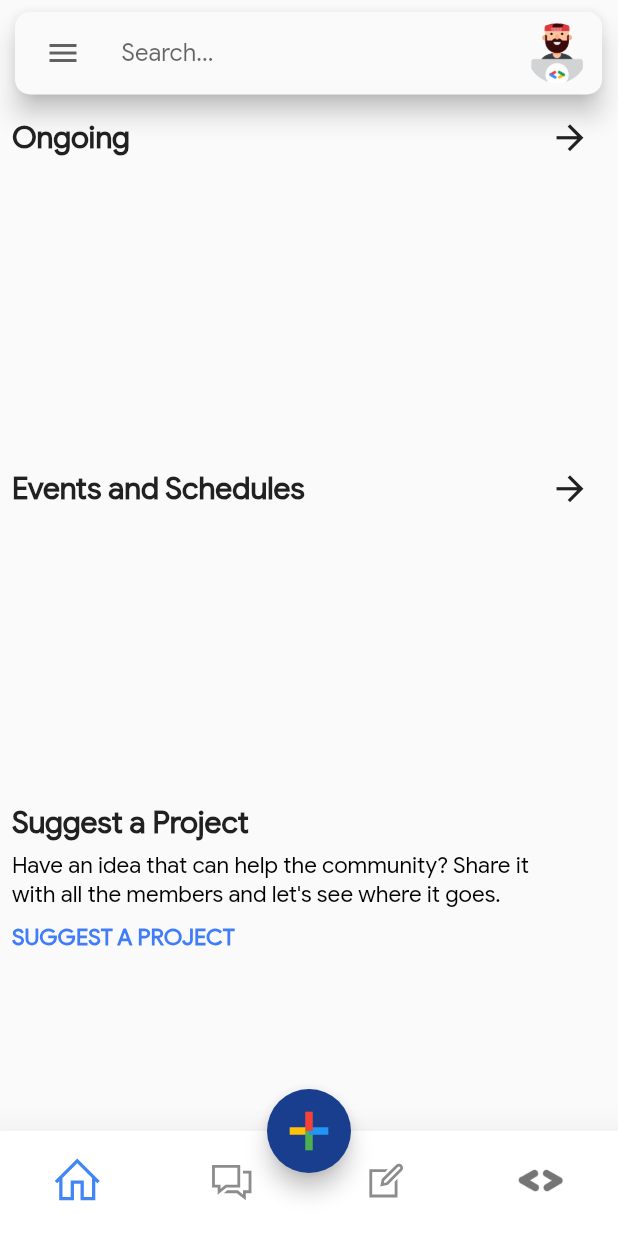
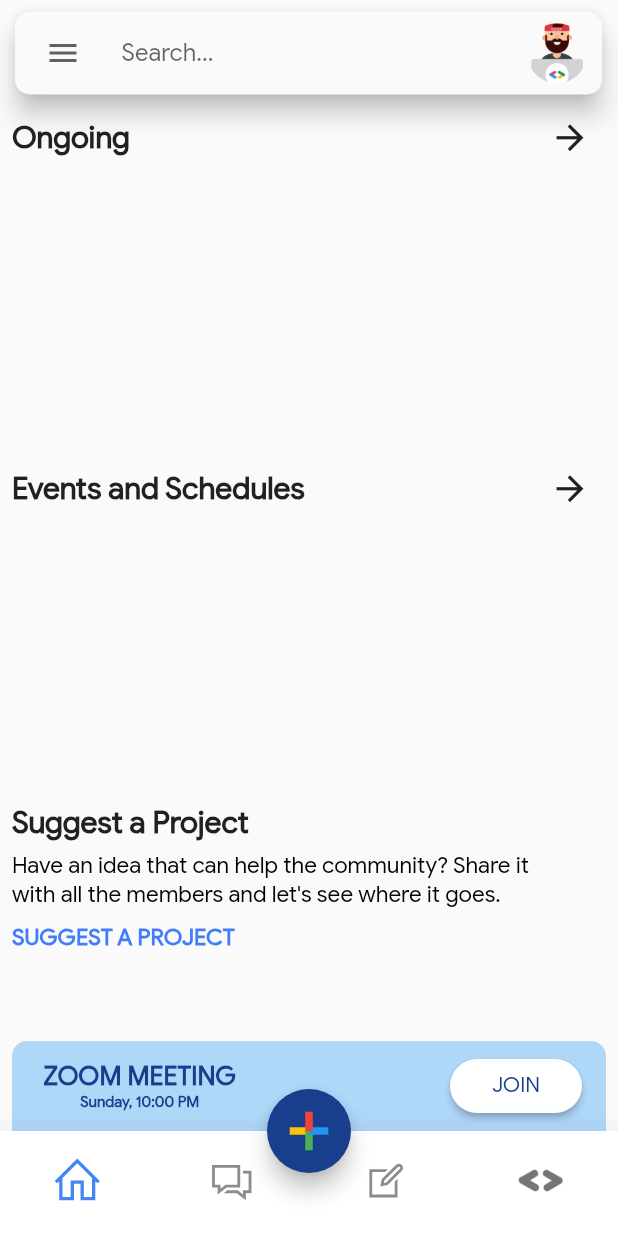
Before and after one commit to GDSC-KIIT/DSCKIIT-APP, a Flutter app: the HomePage screen opened directly, on a phone screen of 412 x 824 dp. Run offline on Flutter 3.47's test engine with Material 2 defaults, Android fonts, the phone set to English and light mode, and no system bars; our stand-ins replace cached_network_image, cloud_firestore, firebase_analytics, firebase_auth, firebase_database, firebase_messaging and 10 more; missing offline and left inert: flutter_statusbarcolor; accounts and stored records are empty; project files that could hold a hidden picture were left out.

Commit message:
Update homePage.dart

```diff
--- a/lib/page/homePage.dart
+++ b/lib/page/homePage.dart
@@ -43,7 +43,7 @@ class _HomePageState extends State<HomePage> {
   FirebaseFirestoreService db = new FirebaseFirestoreService();
 
   StreamSubscription<QuerySnapshot> projectSub;
-  bool showSnackBar = false;
+  bool showSnackBar = true;
 
   checkAuthentication() async {
     _auth.onAuthStateChanged.listen((user) {
@@ -404,24 +404,53 @@ class _HomePageState extends State<HomePage> {
                 ? Align(
                     alignment: Alignment.bottomCenter,
                     child: Padding(
-                      padding: const EdgeInsets.all(8.0),
+                      padding: const EdgeInsets.only(
+                          left: 8, right: 8, top: 8, bottom: 0),
                       child: Container(
+                        height: 60,
                         padding: EdgeInsets.only(left: 8.0, right: 8.0),
                         decoration: BoxDecoration(
-                            color: Colors.blue,
-                            borderRadius: BorderRadius.all(Radius.circular(10))
-                        ),
+                            color: Colors.blue[300].withOpacity(0.5),
+                            borderRadius: BorderRadius.only(
+                                topLeft: Radius.circular(10),
+                                topRight: Radius.circular(10),
+                                bottomLeft: Radius.zero,
+                                bottomRight: Radius.zero)),
                         child: Row(
                           mainAxisAlignment: MainAxisAlignment.spaceBetween,
                           children: <Widget>[
-                            Text(
-                              "MEETING!!!",
-                              style: TextStyle(color: Colors.white, fontSize: 20, fontWeight: FontWeight.bold),
+                            Padding(
+                              padding: const EdgeInsets.all(13.0),
+                              child: Column(
+                                children: <Widget>[
+                                  Text(
+                                    "ZOOM MEETING",
+                                    style: TextStyle(
+                                        color: Color(0xFF183E8D),
+                                        fontSize: 17,
+                                        fontWeight: FontWeight.bold),
+                                  ),
+                                  Text(
+                                    "Sunday, 10:00 PM",
+                                    style: TextStyle(
+                                        color: Color(0xFF183E8D),
+                                        fontSize: 10,
+                                        fontWeight: FontWeight.bold),
+                                  )
+                                ],
+                              ),
                             ),
-                            RaisedButton(
-                              child: Text("Insert Text here", style: TextStyle(color: Colors.blue)),
-                              color: Colors.white,
-                              onPressed: (){}
+                            Padding(
+                              padding: const EdgeInsets.all(8.0),
+                              child: RaisedButton(
+                                  child: Text("JOIN",
+                                      style:
+                                          TextStyle(color: Color(0xFF183E8D))),
+                                  shape: RoundedRectangleBorder(
+                                    borderRadius: BorderRadius.circular(18.0),
+                                  ),
+                                  color: Colors.white,
+                                  onPressed: () {}),
                             )
                           ],
                         ),
```
